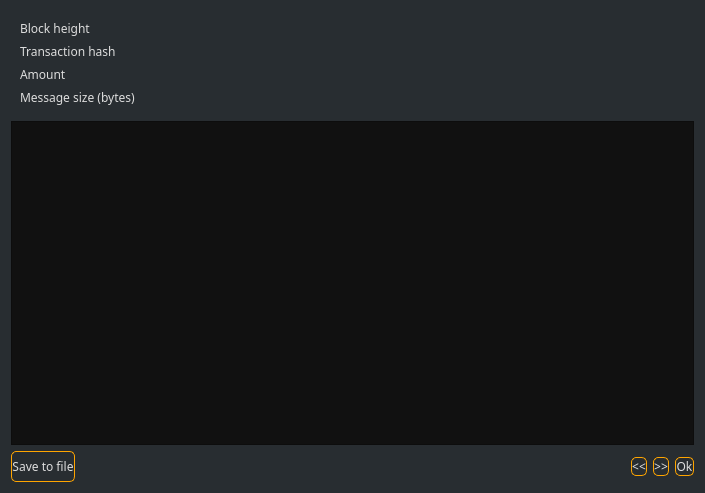
Old version of the form src/gui/ui/messagedetailsdialog.ui in the repository ConcealNetwork/conceal-desktop.
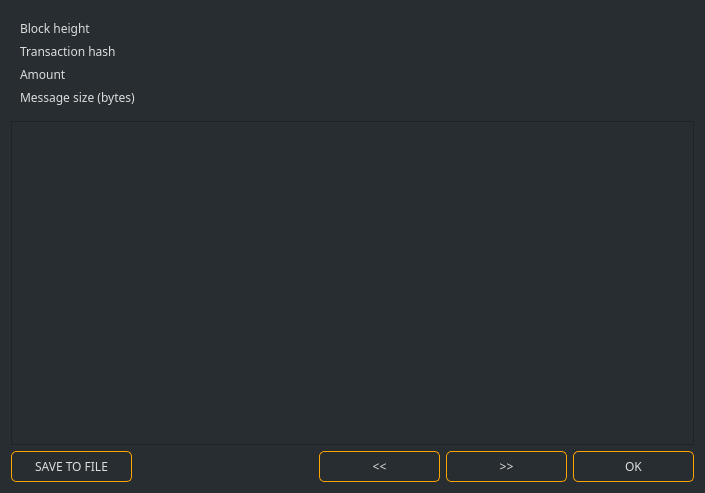
New version of the form.

What changed in the file:
```diff
--- a/src/gui/ui/messagedetailsdialog.ui
+++ b/src/gui/ui/messagedetailsdialog.ui
@@ -141,7 +141,7 @@
    <item>
     <widget class="QTextEdit" name="m_messageTextEdit">
      <property name="styleSheet">
-      <string notr="true">background: #111;</string>
+      <string notr="true"/>
      </property>
      <property name="readOnly">
       <bool>true</bool>
@@ -154,7 +154,7 @@
       <widget class="QPushButton" name="m_replyButton">
        <property name="minimumSize">
         <size>
-         <width>0</width>
+         <width>121</width>
          <height>31</height>
         </size>
        </property>
@@ -168,7 +168,7 @@
         <string notr="true">color: #ddd; border: 1px solid orange; font-size: 12px; border-radius: 5px; font-family: 'Poppins';</string>
        </property>
        <property name="text">
-        <string>Save to file</string>
+        <string>SAVE TO FILE</string>
        </property>
       </widget>
      </item>
@@ -187,6 +187,12 @@
      </item>
      <item>
       <widget class="QPushButton" name="m_prevButton">
+       <property name="minimumSize">
+        <size>
+         <width>121</width>
+         <height>31</height>
+        </size>
+       </property>
        <property name="font">
         <font>
          <family>Poppins</family>
@@ -203,6 +209,12 @@
      </item>
      <item>
       <widget class="QPushButton" name="m_nextButton">
+       <property name="minimumSize">
+        <size>
+         <width>121</width>
+         <height>31</height>
+        </size>
+       </property>
        <property name="font">
         <font>
          <family>Poppins</family>
@@ -219,6 +231,12 @@
      </item>
      <item>
       <widget class="QPushButton" name="m_okButton">
+       <property name="minimumSize">
+        <size>
+         <width>121</width>
+         <height>31</height>
+        </size>
+       </property>
        <property name="font">
         <font>
          <family>Poppins</family>
@@ -229,7 +247,7 @@
         <string notr="true">color: #ddd; border: 1px solid orange; font-size: 12px; border-radius: 5px; font-family: 'Poppins';</string>
        </property>
        <property name="text">
-        <string>Ok</string>
+        <string>OK</string>
        </property>
        <property name="autoDefault">
         <bool>true</bool>
```
Left out of the diff: 18 changed lines with no effect on the pictures.
